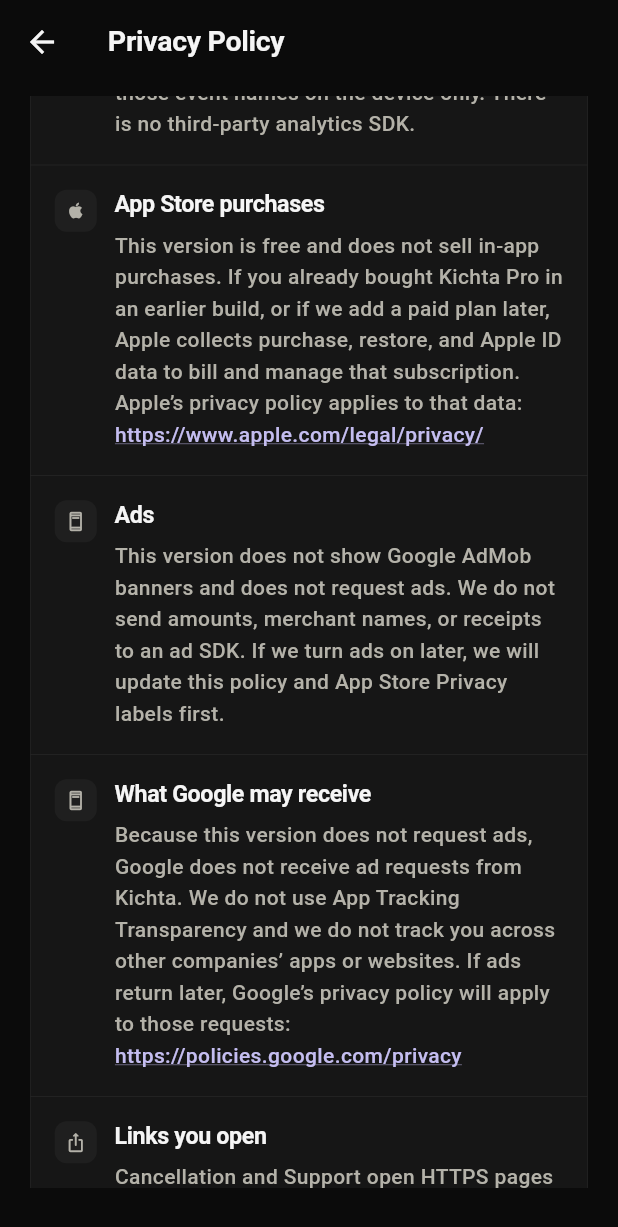
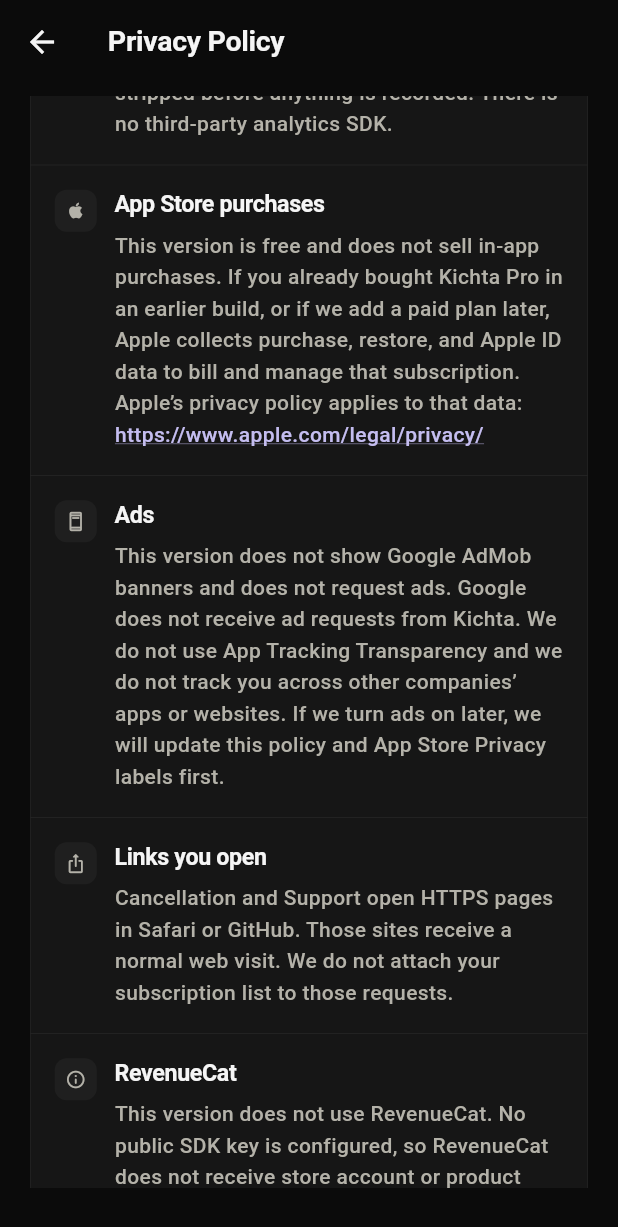
Before and after one commit to mohcine-badour/AIMoneyLeakDetector, a Flutter app: the LegalDocumentScreen screen opened by its route, scrolled down 2304 dp, on a phone screen of 412 x 824 dp. Shown: the top 1227 px of the screen. Run offline on Flutter 3.47's test engine with Material 3 defaults, Android fonts, the phone set to English and light mode, and no system bars; our stand-ins replace drift, drift_flutter, flutter_local_notifications, flutter_riverpod, flutter_secure_storage, flutter_svg and 7 more; missing offline and left inert: purchases_flutter, sqlite3; accounts and stored records are empty; generated files the repository leaves out were written again.

Commit message:
Make Privacy describe only this free build, and keep legal jump chips working.
Drop leftover paywall, ads, and sign-in claims, and build the full legal page so section chips can scroll.

Co-authored-by: Cursor <cursoragent@cursor.com>

```diff
--- a/lib/features/settings/domain/privacy_policy.dart
+++ b/lib/features/settings/domain/privacy_policy.dart
@@ -53,7 +53,7 @@ abstract final class PrivacyPolicy {
       title: 'Data stored on this device',
       group: groupDevice,
       body:
-          'Subscriptions, trials, usage counts, reminder preference, and onboarding answers stay in an encrypted local database on your phone. Optional on-device sign-in fields also stay on this phone. The encryption key is stored in the system Keychain, not in SharedPreferences. They are used to calculate spend, upcoming payments, and reminders.',
+          'Subscriptions, trials, usage counts, reminder preference, and onboarding answers stay in an encrypted local database on your phone. The encryption key is stored in the system Keychain, not in SharedPreferences. They are used to calculate spend, upcoming payments, and reminders. There is no Kichta account. If you type an email or password on the sign-in screen, those fields are checked on this phone only and are not saved in the subscription database.',
     ),
     PrivacyPolicySection(
       title: 'How we collect it',
@@ -89,7 +89,7 @@ abstract final class PrivacyPolicy {
       title: 'Analytics',
       group: groupLeavesDevice,
       body:
-          'Product analytics may record event names such as app opened or paywall viewed. Allowed details are limited to plan, source, success, and reminder kind. Amounts, merchants, and documents are stripped before anything is recorded. This version logs those event names on the device only. There is no third-party analytics SDK.',
+          'This version logs event names on the device only, such as app opened or reminder kind. Amounts, merchants, and documents are stripped before anything is recorded. There is no third-party analytics SDK.',
     ),
     PrivacyPolicySection(
       title: 'App Store purchases',
@@ -101,13 +101,7 @@ abstract final class PrivacyPolicy {
       title: 'Ads',
       group: groupLeavesDevice,
       body:
-          'This version does not show Google AdMob banners and does not request ads. We do not send amounts, merchant names, or receipts to an ad SDK. If we turn ads on later, we will update this policy and App Store Privacy labels first.',
-    ),
-    PrivacyPolicySection(
-      title: 'What Google may receive',
-      group: groupLeavesDevice,
-      body:
-          'Because this version does not request ads, Google does not receive ad requests from Kichta. We do not use App Tracking Transparency and we do not track you across other companies’ apps or websites. If ads return later, Google’s privacy policy will apply to those requests: https://policies.google.com/privacy',
+          'This version does not show Google AdMob banners and does not request ads. Google does not receive ad requests from Kichta. We do not use App Tracking Transparency and we do not track you across other companies’ apps or websites. If we turn ads on later, we will update this policy and App Store Privacy labels first.',
     ),
     PrivacyPolicySection(
       title: 'Links you open',
@@ -119,7 +113,7 @@ abstract final class PrivacyPolicy {
       title: 'RevenueCat',
       group: groupLeavesDevice,
       body:
-          'If a RevenueCat public SDK key is configured later, RevenueCat may see store account and product identifiers to restore entitlement. This app never stores an AI API key or a RevenueCat secret key. RevenueCat’s privacy policy: https://www.revenuecat.com/privacy',
+          'This version does not use RevenueCat. No public SDK key is configured, so RevenueCat does not receive store account or product identifiers. If we add it later, we will update this policy first. This app never stores an AI API key or a RevenueCat secret key.',
     ),
     PrivacyPolicySection(
       title: 'AI processing',
@@ -131,13 +125,13 @@ abstract final class PrivacyPolicy {
       title: 'Third-party protection',
       group: groupLeavesDevice,
       body:
-          'The third parties named here — Apple, Google, and RevenueCat if configured — receive only the data described above. We confirm that any third party with whom this app shares user data will provide the same or equal protection of user data as stated in this policy and required by the App Store Review Guidelines. Their own privacy policies also apply.',
+          'In this version the only parties that may receive data are Apple, if you already have a purchase, and sites you open such as GitHub. Google and RevenueCat do not receive data from this version. We confirm that any third party with whom this app shares user data will provide the same or equal protection of user data as stated in this policy and required by the App Store Review Guidelines.',
     ),
     PrivacyPolicySection(
       title: 'Retention',
       group: groupControl,
       body:
-          'Data on this phone is kept until you delete it in Settings or uninstall Kichta. Uninstalling removes the local database and Keychain items for this app. Apple and Google keep purchase and ad-request data under their own retention rules. We do not keep a server copy of your subscription list.',
+          'Data on this phone is kept until you delete it in Settings or uninstall Kichta. Uninstalling removes the local database and Keychain items for this app. We do not keep a server copy of your subscription list. If you already have an App Store purchase, Apple keeps that billing data under Apple’s rules.',
     ),
     PrivacyPolicySection(
       title: 'Deletion',
@@ -149,7 +143,7 @@ abstract final class PrivacyPolicy {
       title: 'Revoke consent',
       group: groupControl,
       body:
-          'Turn off Reminders in Settings to stop local notifications, or disable notifications for Kichta in iOS Settings. Revoke camera or photo access in iOS Settings; scan will stop using them. Paid features do not require you to grant camera, photos, or tracking permission.',
+          'Turn off Reminders in Settings to stop local notifications, or disable notifications for Kichta in iOS Settings. Revoke camera or photo access in iOS Settings; scan will stop using them.',
     ),
     PrivacyPolicySection(
       title: 'Sharing',
@@ -167,7 +161,7 @@ abstract final class PrivacyPolicy {
       title: 'International transfers',
       group: groupRules,
       body:
-          'If you buy Pro later, Apple may process purchase data in the United States and other countries. This version does not send ad requests to Google. Data you store in Kichta stays on this phone unless you open a link.',
+          'This version does not send ad requests to Google and does not use RevenueCat. Data you store in Kichta stays on this phone unless you open a link. If you already have an App Store purchase, Apple may process that billing data in the United States and other countries.',
     ),
     PrivacyPolicySection(
       title: 'App Store Privacy labels',
--- a/lib/features/settings/presentation/legal_document_screen.dart
+++ b/lib/features/settings/presentation/legal_document_screen.dart
@@ -74,8 +74,10 @@ class _LegalDocumentScreenState extends ConsumerState<LegalDocumentScreen> {
         AppSpacing.page,
         AppSpacing.xxl,
       ),
-      body: ListView(
-        children: [
+      body: SingleChildScrollView(
+        child: Column(
+          crossAxisAlignment: CrossAxisAlignment.stretch,
+          children: [
           _HeroCard(
             isPrivacy: _isPrivacy,
             kicker: widget.title,
@@ -115,7 +117,8 @@ class _LegalDocumentScreenState extends ConsumerState<LegalDocumentScreen> {
             ),
             const SizedBox(height: AppSpacing.xl),
           ],
-        ],
+          ],
+        ),
       ),
     );
   }
@@ -482,7 +485,7 @@ abstract final class _LegalLook {
       'Reminders' => AppIcons.bellRinging,
       'Data we do not collect' => AppIcons.visibilityOff,
       'Analytics' => AppIcons.chartBar,
-      'Ads' || 'What Google may receive' => AppIcons.ads,
+      'Ads' => AppIcons.ads,
       'App Store purchases' ||
       'App Store Privacy labels' ||
       'If you already subscribed' ||
```
Also changed, not shown: 6 other files.
